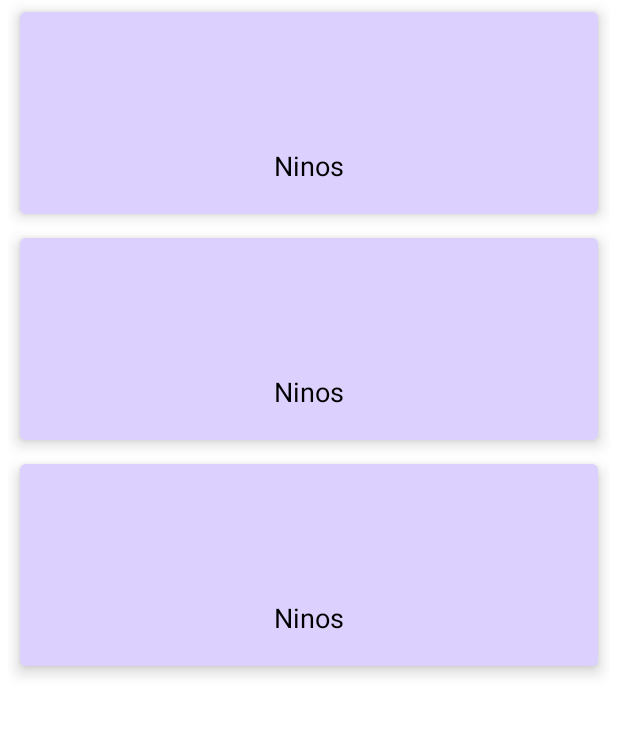
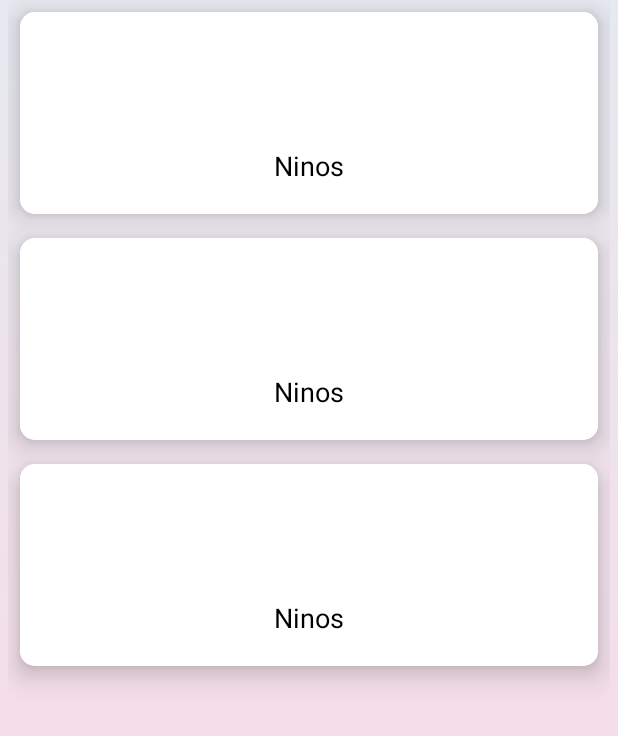
Before and after one commit to panchis7u7/HomeReality, an Android app: the layout activity_main.xml on its own in the app's theme, with its tools: preview values and no code run, on a phone screen of 412 x 824 dp. Shown: the top 736 px of the screen. Run offline under Robolectric (Android 15) with nearby library versions, the phone set to English and light mode, and no system bars.

Commit message:
Styling and optimizing.

```diff
--- /dev/null
+++ b/app/src/main/res/drawable/category_gradient_background.xml
@@ -0,0 +1,10 @@
+<?xml version="1.0" encoding="utf-8"?>
+<selector xmlns:android="http://schemas.android.com/apk/res/android">
+    <item>
+        <shape>
+            <gradient android:angle="-45"
+                android:startColor="#e6e9f0"
+                android:endColor="#fed6e3"/>
+        </shape>
+    </item>
+</selector>
--- a/app/src/main/res/layout/activity_main.xml
+++ b/app/src/main/res/layout/activity_main.xml
@@ -7,7 +7,7 @@
     android:layout_height="wrap_content"
     android:paddingLeft="5dp"
     android:paddingRight="5dp"
-    android:background="@color/white"
+    android:background="@drawable/category_gradient_background"
     tools:context=".MainActivity">
 
     <androidx.recyclerview.widget.RecyclerView
--- a/app/src/main/res/layout/item_furniture_category_layout.xml
+++ b/app/src/main/res/layout/item_furniture_category_layout.xml
@@ -4,16 +4,16 @@
     android:layout_width="match_parent"
     android:layout_height="wrap_content"
     xmlns:app="http://schemas.android.com/apk/res-auto"
+    app:cardCornerRadius="10dp"
     android:layout_margin="8dp"
-    android:backgroundTint="@color/lavender"
-    app:cardElevation="6dp">
+    app:cardElevation="10dp">
 
     <LinearLayout
         android:layout_width="match_parent"
-        android:layout_height="wrap_content"
+        android:layout_height="match_parent"
         android:orientation="vertical"
         android:padding="20dp"
-        android:background="@color/lavender"
+        android:background="@color/white"
         android:layout_gravity="center"
         android:gravity="center">
 
--- a/app/src/main/res/values-night/themes.xml
+++ b/app/src/main/res/values-night/themes.xml
@@ -12,7 +12,7 @@
         <!-- Status bar color. -->
         <item name="android:statusBarColor" tools:targetApi="l">?attr/colorPrimaryVariant</item>
         <!-- Customize your theme here. -->
-        <item name="windowActionBar">false</item>
-        <item name="windowNoTitle">true</item>
+        <!--<item name="windowActionBar">false</item>-->
+        <!--<item name="windowNoTitle">true</item>-->
     </style>
 </resources>
--- a/app/src/main/res/values/themes.xml
+++ b/app/src/main/res/values/themes.xml
@@ -12,7 +12,7 @@
         <!-- Status bar color. -->
         <item name="android:statusBarColor" tools:targetApi="l">?attr/colorPrimaryVariant</item>
         <!-- Customize your theme here. -->
-        <item name="windowActionBar">false</item>
-        <item name="windowNoTitle">true</item>
+        <!--<item name="windowActionBar">false</item>-->
+        <!--<item name="windowNoTitle">true</item>-->
     </style>
 </resources>
```
Also changed, not shown: app/src/main/java/com/example/homereality/DepartmentActivity.kt (+18 -6 lines), app/src/main/java/com/example/homereality/MainActivity.kt (+16 -8 lines).
